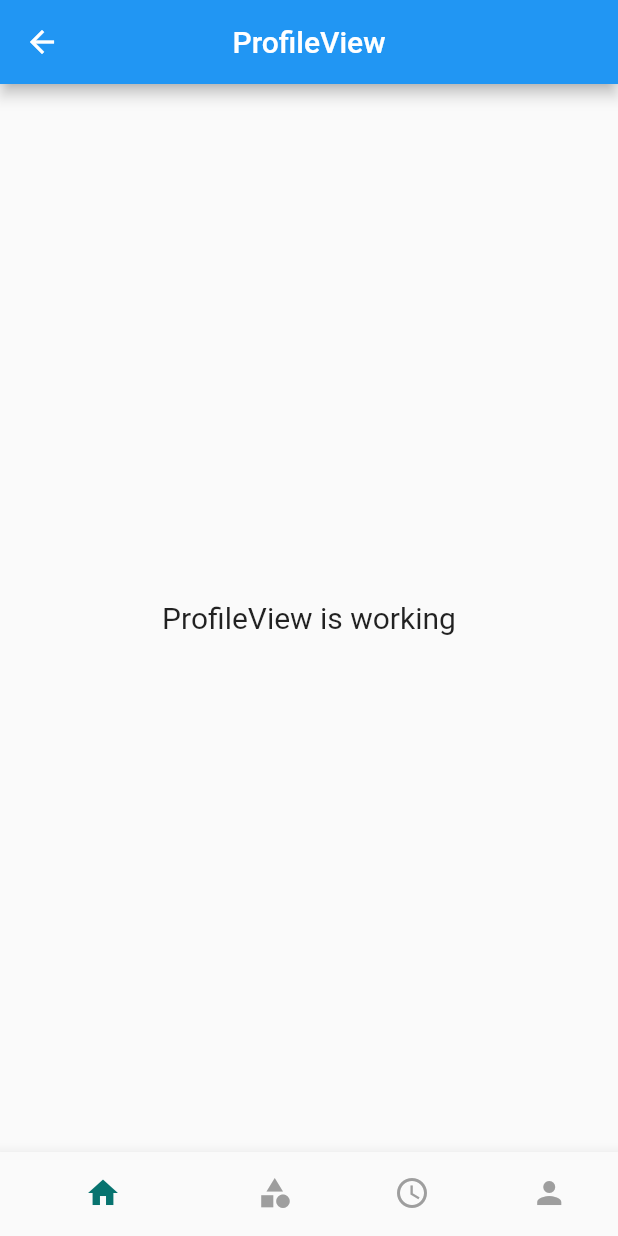
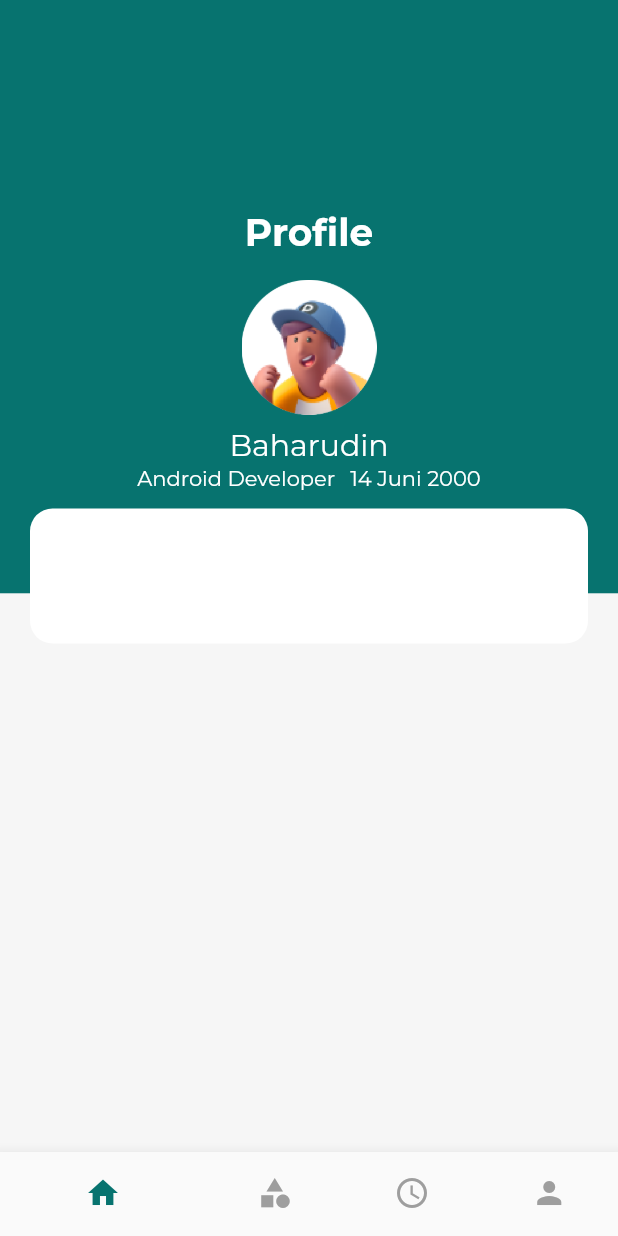
Before and after one commit to Baharudin78/hr_flutter, a Flutter app: the ProfileView screen opened by its route, on a phone screen of 412 x 824 dp. Run offline on Flutter 3.47's test engine with Material 2 defaults, Android fonts, the phone set to English and light mode, and no system bars; our stand-ins replace flutter_svg, get, google_fonts, sizer.

Commit message:
slicing ui

```diff
--- a/lib/app/modules/profile/views/profile_view.dart
+++ b/lib/app/modules/profile/views/profile_view.dart
@@ -1,34 +1,101 @@
 import 'package:flutter/material.dart';
-
+import 'package:flutter_svg/svg.dart';
+import 'package:hr_flutter/constants/assets_path.dart';
 import 'package:get/get.dart';
+import 'package:google_fonts/google_fonts.dart';
 import 'package:hr_flutter/app/controllers/page_index_controller.dart';
 import 'package:hr_flutter/constants/colors.dart';
+import 'package:sizer/sizer.dart';
 
 import '../controllers/profile_controller.dart';
 
 class ProfileView extends GetView<ProfileController> {
   final pageController = Get.find<PageIndexController>();
+  final styleOne =
+      TextStyle(fontSize: 25, color: Colors.white, fontWeight: FontWeight.bold);
+  final styleTwo = TextStyle(fontSize: 20, color: Colors.white);
+  final styleThree = TextStyle(color: Colors.white);
 
   @override
   Widget build(BuildContext context) {
+    return Sizer(
+      builder: (context, orientation, deviceType) {
         return Scaffold(
-      appBar: AppBar(
-        title: Text('ProfileView'),
-        centerTitle: true,
+          backgroundColor: Color(0xffF6F6F6),
+          body: Stack(
+            children: [
+              Container(
+                height: 48.h,
+                width: 100.w,
+                decoration: BoxDecoration(color: Palette.greenSoldig),
               ),
-      body: Center(
-        child: Text(
-          'ProfileView is working',
-          style: TextStyle(fontSize: 20),
+              Column(
+                children: [
+                  SizedBox(
+                    height: 17.h,
                   ),
+                  Text(
+                    "Profile",
+                    style: GoogleFonts.montserrat(textStyle: styleOne),
+                  ),
+                  SizedBox(
+                    height: 2.h,
+                  ),
+                  Image(width: 90, height: 90, image: AssetImage(logoAvatar)),
+                  SizedBox(
+                    height: 1.h,
+                  ),
+                  Text(
+                    "Baharudin",
+                    style: GoogleFonts.montserrat(textStyle: styleTwo),
+                  ),
+                  Row(
+                    mainAxisAlignment: MainAxisAlignment.center,
+                    children: [
+                      Text(
+                        "Android Developer",
+                        style: GoogleFonts.montserrat(textStyle: styleThree),
+                      ),
+                      VerticalDivider(
+                        width: 10,
+                        endIndent: 20,
+                        thickness: 1,
+                        color: Colors.grey,
+                      ),
+                      Text(
+                        "14 Juni 2000",
+                        style: GoogleFonts.montserrat(textStyle: styleThree),
+                      ),
+                    ],
+                  )
+                ],
+              ),
+              Padding(
+                padding: const EdgeInsets.only(right: 20, left: 20),
+                child: Center(
+                  child: Container(
+                    width: 100.w,
+                    height: 90,
+                    decoration: BoxDecoration(
+                        color: Colors.white,
+                        borderRadius: BorderRadius.circular(15)),
+                    child: Column(
+                      children: [],
+                    ),
+                  ),
+                ),
+              )
+            ],
           ),
           bottomNavigationBar: BottomNavigationBar(
             items: <BottomNavigationBarItem>[
               BottomNavigationBarItem(icon: Icon(Icons.home), label: "Home"),
               BottomNavigationBarItem(
                   icon: Icon(Icons.category), label: "Kategori"),
-          BottomNavigationBarItem(icon: Icon(Icons.schedule), label: "Jadwal"),
-          BottomNavigationBarItem(icon: Icon(Icons.person), label: "Profile"),
+              BottomNavigationBarItem(
+                  icon: Icon(Icons.schedule), label: "Jadwal"),
+              BottomNavigationBarItem(
+                  icon: Icon(Icons.person), label: "Profile"),
             ],
             currentIndex: pageController.pageIndex.value,
             showSelectedLabels: false,
@@ -37,5 +104,7 @@ class ProfileView extends GetView<ProfileController> {
             onTap: (int i) => pageController.changePage(i),
           ),
         );
+      },
+    );
   }
 }
```
Also changed, not shown: lib/app/modules/kategori/views/kategori_view.dart (+76 -7 lines), lib/constants/assets_path.dart (+9 -1 lines), assets/icons/cuti.svg (added), assets/icons/imburse.svg (added), assets/icons/lembur.svg (added), assets/icons/timer.svg (added), assets/images/avatarku.png (added). Lines whose indentation alone changed are shown as unchanged.
